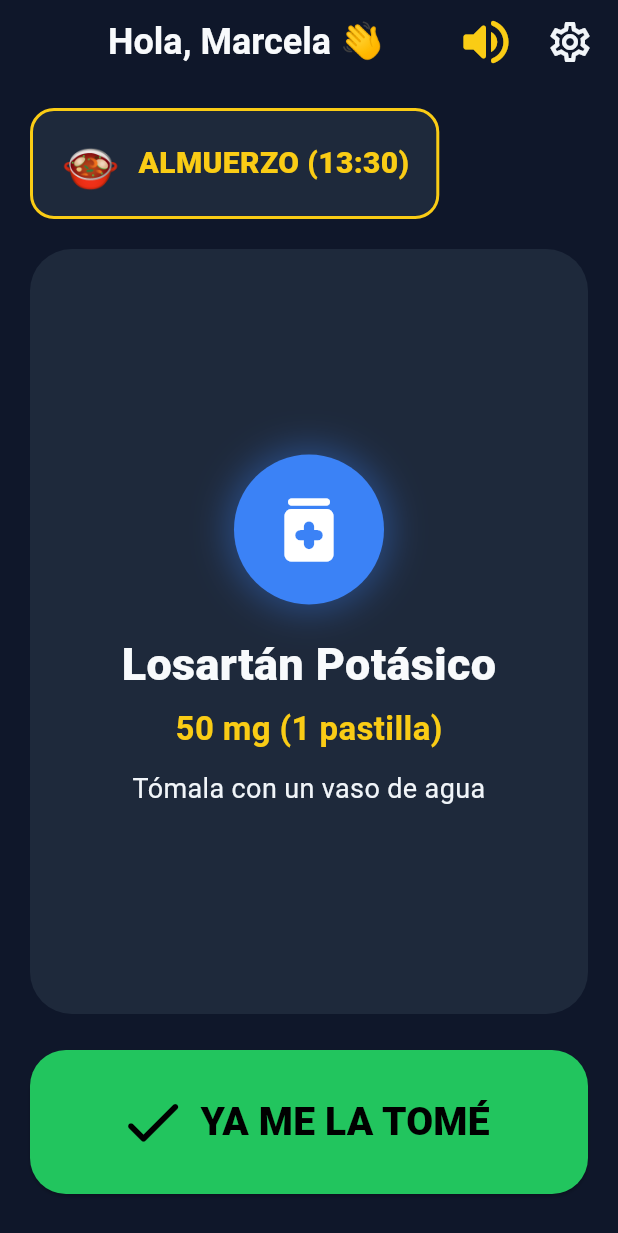
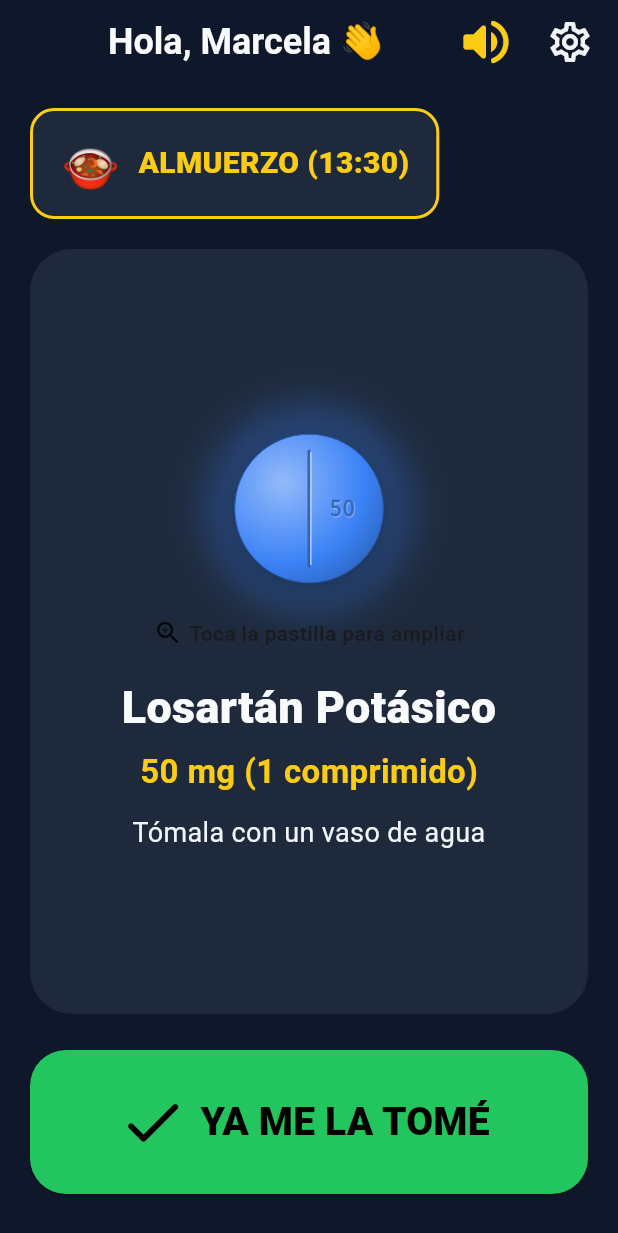
Before and after one commit to oscarkleinkopf/chronomed, a Flutter app: the screen it shows after launch, after a tap on "Modo Senior", on a phone screen of 412 x 824 dp. Shown: the top 1233 px of the screen. Run offline on Flutter 3.47's test engine with Material 3 defaults, Android fonts, the phone set to English and light mode, and no system bars; our stand-ins replace flutter_local_notifications, flutter_secure_storage, flutter_tts, pdf, share_plus, timezone; missing offline and left inert: google_mlkit_text_recognition; statements that could not run were skipped.

Commit message:
feat(pill-visualizer): implement photorealistic pill rendering, magnifier modal, competitive benchmark doc, and fix test isolation

```diff
--- a/mobile/lib/features/senior_mode/models/senior_intake_item.dart
+++ b/mobile/lib/features/senior_mode/models/senior_intake_item.dart
@@ -46,6 +46,10 @@ class SeniorIntakeItem {
   final String voiceInstruction;
   final bool isTaken;
   final String? nextDoseTime;
+  final String physicalDescription;
+  final String imprint;
+  final bool hasScoreLine;
+  final String? pillImagePath;
 
   SeniorIntakeItem({
     required this.id,
@@ -59,5 +63,9 @@ class SeniorIntakeItem {
     required this.voiceInstruction,
     this.isTaken = false,
     this.nextDoseTime,
+    this.physicalDescription = '',
+    this.imprint = '',
+    this.hasScoreLine = false,
+    this.pillImagePath,
   });
 }
--- a/mobile/lib/features/senior_mode/screens/senior_single_action_screen.dart
+++ b/mobile/lib/features/senior_mode/screens/senior_single_action_screen.dart
@@ -5,6 +5,7 @@ import '../../../core/storage/local_storage_service.dart';
 import '../models/senior_intake_item.dart';
 import '../../schedule/models/circadian_routine.dart';
 import '../widgets/overdose_guard_button.dart';
+import '../widgets/physical_pill_widget.dart';
 
 class SeniorSingleActionScreen extends StatefulWidget {
   final String patientName;
@@ -36,15 +37,18 @@ class _SeniorSingleActionScreenState extends State<SeniorSingleActionScreen> {
     _currentIntake = SeniorIntakeItem(
       id: 'intake-123',
       medicationName: 'Losartán Potásico',
-      dosage: '50 mg (1 pastilla)',
+      dosage: '50 mg (1 comprimido)',
       timeSlot: SeniorTimeSlot.lunch,
       targetTime: lunchTime,
       colorHex: '#3B82F6',
       pillColorName: 'azul',
       shapeType: 'round',
+      imprint: '50',
+      hasScoreLine: true,
+      physicalDescription: 'Comprimido circular azul con número 50 grabado y ranura central de partición',
       voiceInstruction: isAlreadyTaken
           ? 'Hola ${widget.patientName}. Ya tomaste tu dosis de Losartán para el almuerzo. Bloqueo anti-sobredosis activo. Tu siguiente toma es a las $nextTime.'
-          : 'Hola ${widget.patientName}. Es momento de tu almuerzo ($lunchTime $regimeLabel). Toma tu pastilla azul de Losartán con un vaso de agua.',
+          : 'Hola ${widget.patientName}. Es momento de tu almuerzo ($lunchTime $regimeLabel). Toma tu comprimido circular azul con número 50 grabado de Losartán con un vaso de agua. Si necesitas verla más grande, toca la pastilla.',
       isTaken: isAlreadyTaken,
       nextDoseTime: nextTime,
     );
@@ -65,6 +69,10 @@ class _SeniorSingleActionScreenState extends State<SeniorSingleActionScreen> {
         colorHex: _currentIntake.colorHex,
         pillColorName: _currentIntake.pillColorName,
         shapeType: _currentIntake.shapeType,
+        imprint: _currentIntake.imprint,
+        hasScoreLine: _currentIntake.hasScoreLine,
+        physicalDescription: _currentIntake.physicalDescription,
+        pillImagePath: _currentIntake.pillImagePath,
         voiceInstruction: _currentIntake.voiceInstruction,
         isTaken: true,
         nextDoseTime: _currentIntake.nextDoseTime,
@@ -148,19 +156,31 @@ class _SeniorSingleActionScreenState extends State<SeniorSingleActionScreen> {
                       child: Column(
                         mainAxisAlignment: MainAxisAlignment.center,
                         children: [
+                          PhysicalPillWidget(
+                            size: 110,
+                            shapeType: _currentIntake.shapeType,
+                            pillColor: Color(int.parse(_currentIntake.colorHex.replaceFirst('#', '0xFF'))),
+                            imprint: _currentIntake.imprint,
+                            hasScoreLine: _currentIntake.hasScoreLine,
+                            imagePath: _currentIntake.pillImagePath,
+                            medicationName: _currentIntake.medicationName,
+                            dosage: _currentIntake.dosage,
+                            physicalDescription: _currentIntake.physicalDescription,
+                            enableMagnifier: true,
+                          ),
+                          const SizedBox(height: 8),
                           Semantics(
-                            label: 'Pastilla color ${_currentIntake.pillColorName} de ${_currentIntake.medicationName}',
-                            child: Container(
-                              width: 100,
-                              height: 100,
-                              decoration: BoxDecoration(
-                                color: const Color(0xFF3B82F6),
-                                shape: BoxShape.circle,
-                                boxShadow: [
-                                  BoxShadow(color: const Color(0xFF3B82F6).withOpacity(0.4), blurRadius: 20, spreadRadius: 4),
-                                ],
-                              ),
-                              child: const Center(child: Icon(Icons.medication_rounded, size: 56, color: Colors.white)),
+                            excludeSemantics: true,
+                            child: Row(
+                              mainAxisSize: MainAxisSize.min,
+                              children: const [
+                                Icon(Icons.zoom_in_rounded, size: 20, color: SeniorTheme.textSecondary),
+                                SizedBox(width: 4),
+                                Text(
+                                  'Toca la pastilla para ampliar',
+                                  style: TextStyle(fontSize: 14, color: SeniorTheme.textSecondary, fontWeight: FontWeight.w600),
+                                ),
+                              ],
                             ),
                           ),
                           const SizedBox(height: 18),
--- /dev/null
+++ b/mobile/lib/features/senior_mode/widgets/physical_pill_widget.dart
@@ -0,0 +1,377 @@
+import 'package:flutter/material.dart';
+import '../../../core/services/tts_service.dart';
+import '../../../core/theme/senior_theme.dart';
+
+class PhysicalPillWidget extends StatelessWidget {
+  final double size;
+  final String shapeType; // 'round', 'small_round', 'oblong'
+  final Color pillColor;
+  final String imprint;
+  final bool hasScoreLine;
+  final String? imagePath;
+  final String medicationName;
+  final String dosage;
+  final String physicalDescription;
+  final bool enableMagnifier;
+
+  const PhysicalPillWidget({
+    super.key,
+    this.size = 120,
+    this.shapeType = 'round',
+    this.pillColor = const Color(0xFF3B82F6),
+    this.imprint = '',
+    this.hasScoreLine = false,
+    this.imagePath,
+    this.medicationName = 'Medicamento',
+    this.dosage = '',
+    this.physicalDescription = '',
+    this.enableMagnifier = true,
+  });
+
+  @override
+  Widget build(BuildContext context) {
+    Widget pillCore = CustomPaint(
+      size: Size(size, size),
+      painter: _PhotorealisticPillPainter(
+        shapeType: shapeType,
+        pillColor: pillColor,
+        imprint: imprint,
+        hasScoreLine: hasScoreLine,
+      ),
+    );
+
+    final semanticLabel = physicalDescription.isNotEmpty
+        ? 'Pastilla física de $medicationName: $physicalDescription. Toca para abrir la lupa.'
+        : 'Pastilla física de $medicationName ($dosage). Toca para abrir la lupa.';
+
+    return Semantics(
+      button: enableMagnifier,
+      label: semanticLabel,
+      hint: enableMagnifier ? 'Toca dos veces para ver la pastilla en tamaño gigante' : null,
+      child: GestureDetector(
+        onTap: enableMagnifier ? () => _showMagnifierDialog(context) : null,
+        child: Container(
+          width: size + 20,
+          height: size + 20,
+          alignment: Alignment.center,
+          decoration: BoxDecoration(
+            shape: BoxShape.circle,
+            color: Colors.transparent,
+            boxShadow: [
+              BoxShadow(
+                color: pillColor.withOpacity(0.35),
+                blurRadius: 24,
+                spreadRadius: 4,
+              ),
+            ],
+          ),
+          child: pillCore,
+        ),
+      ),
+    );
+  }
+
+  void _showMagnifierDialog(BuildContext context) {
+    final ttsText = physicalDescription.isNotEmpty
+        ? '$medicationName. $physicalDescription.'
+        : '$medicationName $dosage.';
+
+    showDialog(
+      context: context,
+      builder: (ctx) => AlertDialog(
+        backgroundColor: const Color(0xFF0F172A),
+        shape: RoundedRectangleBorder(
+          borderRadius: BorderRadius.circular(28),
+          side: const BorderSide(color: SeniorTheme.accentYellow, width: 2),
+        ),
+        title: Row(
+          children: [
+            const Icon(Icons.zoom_in_rounded, color: SeniorTheme.accentYellow, size: 28),
+            const SizedBox(width: 8),
+            Expanded(
+              child: Text(
+                'Lupa: $medicationName',
+                style: const TextStyle(color: Colors.white, fontSize: 18, fontWeight: FontWeight.bold),
+              ),
+            ),
+          ],
+        ),
+        content: SingleChildScrollView(
+          child: Column(
+            mainAxisSize: MainAxisSize.min,
+            children: [
+              Container(
+                width: 220,
+                height: 220,
+                alignment: Alignment.center,
+                decoration: BoxDecoration(
+                  color: const Color(0xFF1E293B),
+                  borderRadius: BorderRadius.circular(24),
+                  border: Border.all(color: const Color(0xFF334155), width: 1.5),
+                ),
+                child: CustomPaint(
+                  size: const Size(180, 180),
+                  painter: _PhotorealisticPillPainter(
+                    shapeType: shapeType,
+                    pillColor: pillColor,
+                    imprint: imprint,
+                    hasScoreLine: hasScoreLine,
+                    isMagnified: true,
+                  ),
+                ),
+              ),
+              const SizedBox(height: 16),
+              Text(
+                medicationName,
+                style: const TextStyle(color: Colors.white, fontSize: 22, fontWeight: FontWeight.w900),
+                textAlign: TextAlign.center,
+              ),
+              const SizedBox(height: 4),
+              Text(
+                dosage,
+                style: const TextStyle(color: SeniorTheme.accentYellow, fontSize: 18, fontWeight: FontWeight.bold),
+              ),
+              const SizedBox(height: 12),
+              Container(
+                padding: const EdgeInsets.all(12),
+                decoration: BoxDecoration(
+                  color: const Color(0xFF1E293B),
+                  borderRadius: BorderRadius.circular(16),
+                  border: Border.all(color: const Color(0xFF475569)),
+                ),
+                child: Column(
+                  crossAxisAlignment: CrossAxisAlignment.start,
+                  children: [
+                    _buildVisualFeatureRow(Icons.palette_outlined, 'Color Real', _getColorName(pillColor)),
+                    const SizedBox(height: 6),
+                    _buildVisualFeatureRow(Icons.crop_free_outlined, 'Forma', _getShapeDescription(shapeType)),
+                    if (hasScoreLine || imprint.isNotEmpty) ...[
+                      const SizedBox(height: 6),
+                      _buildVisualFeatureRow(
+                        Icons.fingerprint_rounded,
+                        'Grabado / Marca',
+                        hasScoreLine ? 'Ranura divisoria con número "$imprint"' : 'Grabado "$imprint"',
+                      ),
+                    ],
+                  ],
+                ),
+              ),
+              const SizedBox(height: 14),
+              ElevatedButton.icon(
+                style: ElevatedButton.styleFrom(
+                  backgroundColor: const Color(0xFF334155),
+                  foregroundColor: Colors.white,
+                  minimumSize: const Size(double.infinity, 48),
+                  shape: RoundedRectangleBorder(borderRadius: BorderRadius.circular(14)),
+                ),
+                icon: const Icon(Icons.volume_up_rounded, color: SeniorTheme.accentYellow),
+                label: const Text('Escuchar Descripción Física', style: TextStyle(fontWeight: FontWeight.bold)),
+                onPressed: () => TtsService().speak(ttsText),
+              ),
+            ],
+          ),
+        ),
+        actions: [
+          SizedBox(
+            width: double.infinity,
+            height: 52,
+            child: ElevatedButton(
+              style: ElevatedButton.styleFrom(
+                backgroundColor: SeniorTheme.accentYellow,
+                foregroundColor: Colors.black,
+                shape: RoundedRectangleBorder(borderRadius: BorderRadius.circular(14)),
+              ),
+              onPressed: () => Navigator.pop(ctx),
+              child: const Text('ENTENDIDO', style: TextStyle(fontWeight: FontWeight.w900, fontSize: 16)),
+            ),
+          ),
+        ],
+      ),
+    );
+  }
+
+  Widget _buildVisualFeatureRow(IconData icon, String label, String value) {
+    return Row(
+      children: [
+        Icon(icon, size: 16, color: SeniorTheme.accentYellow),
+        const SizedBox(width: 8),
+        Text('$label: ', style: const TextStyle(color: Color(0xFF94A3B8), fontSize: 12, fontWeight: FontWeight.w600)),
+        Expanded(
+          child: Text(
+            value,
+            style: const TextStyle(color: Colors.white, fontSize: 12, fontWeight: FontWeight.bold),
+          ),
+        ),
+      ],
+    );
+  }
+
+  String _getColorName(Color color) {
+    if (color == const Color(0xFF3B82F6) || color == const Color(0xFF60A5FA)) return 'Azul cielo';
+    if (color == Colors.white || color == const Color(0xFFF8FAFC)) return 'Blanco tiza / perla';
+    if (color == const Color(0xFFFACC15) || color == const Color(0xFFFEF08A)) return 'Amarillo pálido';
+    return 'Color farmacéutico';
+  }
+
+  String _getShapeDescription(String shape) {
+    switch (shape) {
+      case 'round':
+        return 'Redonda con ranura central';
+      case 'small_round':
+        return 'Redonda pequeña y plana';
+      case 'oblong':
+      case 'oval':
+        return 'Ovalada alargada (cápsula sólida)';
+      default:
+        return 'Comprimido estándar';
+    }
+  }
+}
+
+class _PhotorealisticPillPainter extends CustomPainter {
+  final String shapeType;
+  final Color pillColor;
+  final String imprint;
+  final bool hasScoreLine;
+  final bool isMagnified;
+
+  _PhotorealisticPillPainter({
+    required this.shapeType,
+    required this.pillColor,
+    required this.imprint,
+    required this.hasScoreLine,
+    this.isMagnified = false,
+  });
+
+  @override
+  void paint(Canvas canvas, Size size) {
+    final center = Offset(size.width / 2, size.height / 2);
+    final double radius = size.width * (shapeType == 'small_round' ? 0.35 : 0.45);
+
+    final isOblong = shapeType == 'oblong' || shapeType == 'oval';
+
+    // 1. Sombra de volumen
+    final shadowPaint = Paint()
+      ..color = Colors.black.withOpacity(0.3)
+      ..maskFilter = const MaskFilter.blur(BlurStyle.normal, 8);
+
+    if (isOblong) {
+      final rrect = RRect.fromRectAndRadius(
+        Rect.fromCenter(center: center.translate(0, 4), width: size.width * 0.9, height: size.height * 0.55),
+        Radius.circular(size.height * 0.28),
+      );
+      canvas.drawRRect(rrect, shadowPaint);
+    } else {
+      canvas.drawCircle(center.translate(0, 4), radius, shadowPaint);
+    }
+
+    // 2. Cuerpo base con degradado 3D (Luz desde arriba a la izquierda)
+    final lightColor = Color.lerp(pillColor, Colors.white, 0.45)!;
+    final darkColor = Color.lerp(pillColor, Colors.black, 0.28)!;
+
+    final gradient = RadialGradient(
+      center: const Alignment(-0.35, -0.35),
+      radius: 0.85,
+      colors: [lightColor, pillColor, darkColor],
+      stops: const [0.0, 0.65, 1.0],
+    );
+
+    final bodyPaint = Paint()
+      ..shader = gradient.createShader(Rect.fromCenter(center: center, width: radius * 2, height: radius * 2));
+
+    if (isOblong) {
+      final bodyRRect = RRect.fromRectAndRadius(
+        Rect.fromCenter(center: center, width: size.width * 0.88, height: size.height * 0.52),
+        Radius.circular(size.height * 0.26),
+      );
+      canvas.drawRRect(bodyRRect, bodyPaint);
+
+      // Borde exterior
+      final borderPaint = Paint()
+        ..color = darkColor
+        ..style = PaintingStyle.stroke
+        ..width = 1.5;
+      canvas.drawRRect(bodyRRect, borderPaint);
+    } else {
+      canvas.drawCircle(center, radius, bodyPaint);
+
+      // Borde exterior
+      final borderPaint = Paint()
+        ..color = darkColor
+        ..style = PaintingStyle.stroke
+        ..width = 1.5;
+      canvas.drawCircle(center, radius, borderPaint);
+    }
+
+    // 3. Ranura central de división (score line)
+    if (hasScoreLine) {
+      final grooveLength = radius * 1.55;
+      final lineDarkPaint = Paint()
+        ..color = darkColor.withOpacity(0.9)
+        ..style = PaintingStyle.stroke
+        ..strokeWidth = isMagnified ? 3.0 : 2.0
+        ..strokeCap = StrokeCap.round;
+
+      final lineLightPaint = Paint()
+        ..color = Colors.white.withOpacity(0.6)
+        ..style = PaintingStyle.stroke
+        ..strokeWidth = isMagnified ? 1.5 : 1.0
+        ..strokeCap = StrokeCap.round;
+
+      // Línea oscura hundida
+      canvas.drawLine(
+        Offset(center.dx, center.dy - grooveLength / 2),
+        Offset(center.dx, center.dy + grooveLength / 2),
+        lineDarkPaint,
+      );
+
+      // Resalte de luz reflejada justo a la derecha de la ranura
+      canvas.drawLine(
+        Offset(center.dx + 1.2, center.dy - grooveLength / 2 + 1),
+        Offset(center.dx + 1.2, center.dy + grooveLength / 2 - 1),
+        lineLightPaint,
+      );
+    }
+
+    // 4. Grabado de troquelado (imprint)
+    if (imprint.isNotEmpty) {
+      final textSpan = TextSpan(
+        text: imprint,
+        style: TextStyle(
+          color: darkColor.withOpacity(0.85),
+          fontSize: (isMagnified ? 24 : 14) * (shapeType == 'small_round' ? 0.75 : 1.0),
+          fontWeight: FontWeight.w900,
+          fontFamily: 'monospace',
+          shadows: [
+            Shadow(
+              color: Colors.white.withOpacity(0.4),
+              offset: const Offset(0.5, 0.5),
+              blurRadius: 0.5,
+            ),
+          ],
+        ),
+      );
+
+      final textPainter = TextPainter(
+        text: textSpan,
+        textDirection: TextDirection.ltr,
+      )..layout();
+
+      // Si tiene ranura, desplaza el número a un cuadrante visible
+      final textOffset = hasScoreLine
+          ? Offset(center.dx + (radius * 0.28), center.dy - (textPainter.height / 2))
+          : Offset(center.dx - (textPainter.width / 2), center.dy - (textPainter.height / 2));
+
+      textPainter.paint(canvas, textOffset);
+    }
+  }
+
+  @override
+  bool shouldRepaint(covariant _PhotorealisticPillPainter oldDelegate) {
+    return oldDelegate.pillColor != pillColor ||
+        oldDelegate.shapeType != shapeType ||
+        oldDelegate.imprint != imprint ||
+        oldDelegate.hasScoreLine != hasScoreLine ||
+        oldDelegate.isMagnified != isMagnified;
+  }
+}
--- a/mobile/lib/features/standard_mode/screens/caregiver_home_screen.dart
+++ b/mobile/lib/features/standard_mode/screens/caregiver_home_screen.dart
@@ -9,6 +9,7 @@ import '../models/dose_omission_model.dart';
 import '../services/dose_omission_service.dart';
 import '../../ocr/models/medicine_box_scan_result.dart';
 import '../../ocr/widgets/medicine_box_scanner_dialog.dart';
+import '../../senior_mode/widgets/physical_pill_widget.dart';
 
 class CaregiverHomeScreen extends StatefulWidget {
   const CaregiverHomeScreen({super.key});
@@ -255,9 +256,39 @@ class _CaregiverHomeScreenState extends State<CaregiverHomeScreen> {
               ],
             ),
             const SizedBox(height: 12),
-            _buildMedCard("Eutirox (Levotiroxina)", "100 mcg", "$fastingTime • En ayunas (30 min antes)", Colors.white, Colors.black, "$_eutiroxStock un. restantes"),
-            _buildMedCard("Losartán Potásico", "50 mg", "${_routine.formatTime(_routine.lunch)} • Con almuerzo", const Color(0xFF3B82F6), Colors.white, "$_losartanStock un. restantes"),
-            _buildMedCard("Atorvastatina", "20 mg", "${_routine.formatTime(_routine.night)} • Al acostarse", const Color(0xFFFACC15), Colors.black, "$_atorvastatinaStock un. restantes"),
+            _buildMedCard(
+              name: "Eutirox (Levotiroxina)",
+              dose: "100 mcg",
+              schedule: "$fastingTime • En ayunas (30 min antes)",
+              pillColor: Colors.white,
+              shapeType: "small_round",
+              imprint: "100",
+              hasScoreLine: true,
+              physicalDescription: "Comprimido blanco circular pequeño grabado '100' con ranura de partición",
+              stock: "$_eutiroxStock un. restantes",
+            ),
+            _buildMedCard(
+              name: "Losartán Potásico",
+              dose: "50 mg",
+              schedule: "${_routine.formatTime(_routine.lunch)} • Con almuerzo",
+              pillColor: const Color(0xFF3B82F6),
+              shapeType: "round",
+              imprint: "50",
+              hasScoreLine: true,
+              physicalDescription: "Comprimido circular azul grabado '50' con ranura central",
+              stock: "$_losartanStock un. restantes",
+            ),
+            _buildMedCard(
+              name: "Atorvastatina",
+              dose: "20 mg",
+              schedule: "${_routine.formatTime(_routine.night)} • Al acostarse",
+              pillColor: const Color(0xFFFACC15),
+              shapeType: "oblong",
+              imprint: "20",
+              hasScoreLine: false,
+              physicalDescription: "Comprimido oblongo amarillo grabado '20'",
+              stock: "$_atorvastatinaStock un. restantes",
+            ),
           ],
         ),
       ),
@@ -616,7 +647,17 @@ class _CaregiverHomeScreenState extends State<CaregiverHomeScreen> {
     );
   }
 
-  Widget _buildMedCard(String name, String dose, String schedule, Color pillColor, Color textColor, String stock) {
+  Widget _buildMedCard({
+    required String name,
+    required String dose,
+    required String schedule,
+    required Color pillColor,
+    required String shapeType,
+    required String imprint,
+    required bool hasScoreLine,
+    required String physicalDescription,
+    required String stock,
+  }) {
     return Container(
       margin: const EdgeInsets.only(bottom: 10),
       padding: const EdgeInsets.all(14),
@@ -627,17 +668,16 @@ class _CaregiverHomeScreenState extends State<CaregiverHomeScreen> {
       ),
       child: Row(
         children: [
-          Container(
-            width: 32,
-            height: 32,
-            decoration: BoxDecoration(
-              color: pillColor,
-              shape: BoxShape.circle,
-              border: Border.all(color: Colors.black12, width: 1.5),
-            ),
-            child: Center(
-              child: Icon(Icons.circle, size: 12, color: textColor.withOpacity(0.5)),
-            ),
+          PhysicalPillWidget(
+            size: 38,
+            shapeType: shapeType,
+            pillColor: pillColor,
+            imprint: imprint,
+            hasScoreLine: hasScoreLine,
+            medicationName: name,
+            dosage: dose,
+            physicalDescription: physicalDescription,
+            enableMagnifier: true,
           ),
           const SizedBox(width: 12),
           Expanded(
```
Also changed, not shown: 5 other files.
